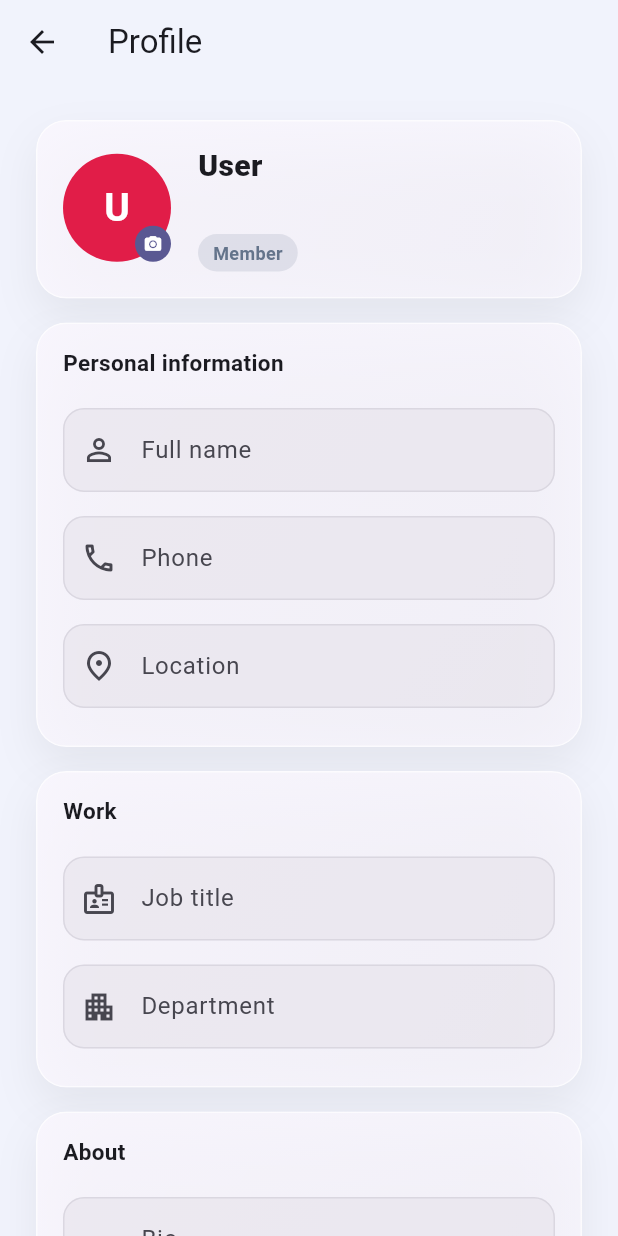
After one commit to revahtechofficial-ship-it/project_management_system, a Flutter app: the ProfilePage screen opened by its route, on a phone screen of 412 x 824 dp. The commit adds this screen. Run offline on Flutter 3.47's test engine with Material 3 defaults, Android fonts, the phone set to English and light mode, and no system bars; our stand-ins replace audioplayers, dio, emoji_picker_flutter, file_picker, firebase_core, fl_chart and 7 more; missing offline and left inert: dart:js_interop, livekit_client, record; accounts and stored records are empty; statements that could not run were skipped.

Commit message:
Add full profile page with persisted personal/work details
Replace the name-only Edit dialog with a dedicated /profile page: editable
full name, phone, location, job title, department and bio, plus avatar
upload and change-password access. Persist the new fields on the users table
(migration 00021) and return them from login, /me and the profile endpoints
so the data is available across the app.

```diff
--- a/frontend/lib/core/routing/app_router.dart
+++ b/frontend/lib/core/routing/app_router.dart
@@ -11,6 +11,7 @@ import '../../features/chat/chat_page.dart';
 import '../../features/dashboard/dashboard_page.dart';
 import '../../features/landing/landing_page.dart';
 import '../../features/notifications/notifications_page.dart';
+import '../../features/profile/profile_page.dart';
 import '../../features/projects/projects_page.dart';
 import '../../features/reports/reports_page.dart';
 import '../../features/settings/settings_page.dart';
@@ -80,6 +81,7 @@ final Provider<GoRouter> goRouterProvider = Provider<GoRouter>((ref) {
         builder: (c, s) =>
             LoginPage(notice: s.uri.queryParameters['notice']),
       ),
+      GoRoute(path: '/profile', builder: (c, s) => const ProfilePage()),
       GoRoute(path: '/signup', builder: (c, s) => const SignupPage()),
       GoRoute(
         path: '/verify-otp',
--- a/frontend/lib/core/services/auth_service.dart
+++ b/frontend/lib/core/services/auth_service.dart
@@ -114,13 +114,27 @@ class AuthService {
         <String, dynamic>{'email': email, 'purpose': purpose});
   }
 
-  /// Updates the signed-in user's display name and re-persists it.
-  Future<AuthUser> updateProfile({required String fullName}) async {
+  /// Saves the signed-in user's editable profile fields and re-persists it.
+  Future<AuthUser> updateProfile({
+    required String fullName,
+    String phone = '',
+    String jobTitle = '',
+    String department = '',
+    String location = '',
+    String bio = '',
+  }) async {
     final String token = await _token();
     final Map<String, dynamic> data = await _send(
       'PATCH',
       '/api/v1/profile',
-      <String, dynamic>{'full_name': fullName},
+      <String, dynamic>{
+        'full_name': fullName,
+        'phone': phone,
+        'job_title': jobTitle,
+        'department': department,
+        'location': location,
+        'bio': bio,
+      },
       token,
     );
     final AuthUser user = AuthUser.fromJson(data);
--- a/frontend/lib/data/models/auth_user.dart
+++ b/frontend/lib/data/models/auth_user.dart
@@ -9,6 +9,11 @@ class AuthUser {
   final String name;
   final MemberRole role;
   final String? avatarUrl;
+  final String phone;
+  final String jobTitle;
+  final String department;
+  final String location;
+  final String bio;
 
   const AuthUser({
     required this.id,
@@ -16,6 +21,11 @@ class AuthUser {
     this.name = '',
     this.role = MemberRole.member,
     this.avatarUrl,
+    this.phone = '',
+    this.jobTitle = '',
+    this.department = '',
+    this.location = '',
+    this.bio = '',
   });
 
   /// Whether this user may perform admin-only actions.
@@ -27,6 +37,11 @@ class AuthUser {
         name: json['name'] as String? ?? '',
         role: MemberRole.fromJson(json['role'] as String? ?? 'member'),
         avatarUrl: json['avatar_url'] as String?,
+        phone: json['phone'] as String? ?? '',
+        jobTitle: json['job_title'] as String? ?? '',
+        department: json['department'] as String? ?? '',
+        location: json['location'] as String? ?? '',
+        bio: json['bio'] as String? ?? '',
       );
 
   Map<String, dynamic> toJson() => <String, dynamic>{
@@ -35,6 +50,11 @@ class AuthUser {
         'name': name,
         'role': role.toJson(),
         'avatar_url': avatarUrl,
+        'phone': phone,
+        'job_title': jobTitle,
+        'department': department,
+        'location': location,
+        'bio': bio,
       };
 
   @override
@@ -49,8 +69,14 @@ class AuthUser {
           other.email == email &&
           other.name == name &&
           other.role == role &&
-          other.avatarUrl == avatarUrl;
+          other.avatarUrl == avatarUrl &&
+          other.phone == phone &&
+          other.jobTitle == jobTitle &&
+          other.department == department &&
+          other.location == location &&
+          other.bio == bio;
 
   @override
-  int get hashCode => Object.hash(id, email, name, role, avatarUrl);
+  int get hashCode => Object.hash(id, email, name, role, avatarUrl, phone,
+      jobTitle, department, location, bio);
 }
--- /dev/null
+++ b/frontend/lib/features/profile/profile_page.dart
@@ -0,0 +1,356 @@
+import 'package:file_picker/file_picker.dart';
+import 'package:flutter/material.dart';
+import 'package:flutter_riverpod/flutter_riverpod.dart';
+import 'package:go_router/go_router.dart';
+
+import '../../core/widgets/avatar_crop_dialog.dart';
+import '../../core/widgets/dashboard_card.dart';
+import '../../core/widgets/user_avatar.dart';
+import '../../data/enums/member_role.dart';
+import '../../data/models/auth_user.dart';
+import '../../providers/auth_provider.dart';
+import '../settings/widgets/change_password_dialog.dart';
+
+/// A full profile editor: avatar, identity, contact and work details, persisted
+/// to the backend so they are available across the app (AGENTS.md §1).
+class ProfilePage extends ConsumerStatefulWidget {
+  const ProfilePage({super.key});
+
+  @override
+  ConsumerState<ProfilePage> createState() => _ProfilePageState();
+}
+
+class _ProfilePageState extends ConsumerState<ProfilePage> {
+  final GlobalKey<FormState> _formKey = GlobalKey<FormState>();
+  late final TextEditingController _name;
+  late final TextEditingController _phone;
+  late final TextEditingController _jobTitle;
+  late final TextEditingController _department;
+  late final TextEditingController _location;
+  late final TextEditingController _bio;
+  bool _saving = false;
+  String? _error;
+
+  @override
+  void initState() {
+    super.initState();
+    final AuthUser? u = ref.read(authControllerProvider).asData?.value.user;
+    _name = TextEditingController(text: u?.name ?? '');
+    _phone = TextEditingController(text: u?.phone ?? '');
+    _jobTitle = TextEditingController(text: u?.jobTitle ?? '');
+    _department = TextEditingController(text: u?.department ?? '');
+    _location = TextEditingController(text: u?.location ?? '');
+    _bio = TextEditingController(text: u?.bio ?? '');
+  }
+
+  @override
+  void dispose() {
+    _name.dispose();
+    _phone.dispose();
+    _jobTitle.dispose();
+    _department.dispose();
+    _location.dispose();
+    _bio.dispose();
+    super.dispose();
+  }
+
+  Future<void> _save() async {
+    if (!_formKey.currentState!.validate()) {
+      return;
+    }
+    setState(() {
+      _saving = true;
+      _error = null;
+    });
+    try {
+      await ref.read(authControllerProvider.notifier).updateProfile(
+            fullName: _name.text.trim(),
+            phone: _phone.text.trim(),
+            jobTitle: _jobTitle.text.trim(),
+            department: _department.text.trim(),
+            location: _location.text.trim(),
+            bio: _bio.text.trim(),
+          );
+      if (mounted) {
+        ScaffoldMessenger.of(context).showSnackBar(
+          const SnackBar(content: Text('Profile saved')),
+        );
+      }
+    } catch (e) {
+      setState(() => _error = '$e');
+    } finally {
+      if (mounted) {
+        setState(() => _saving = false);
+      }
+    }
+  }
+
+  Future<void> _changePhoto() async {
+    final FilePickerResult? result =
+        await FilePicker.pickFiles(type: FileType.image, withData: true);
+    final bytes = result?.files.first.bytes;
+    if (result == null || bytes == null || !mounted) {
+      return;
+    }
+    final cropped = await cropAvatar(context, bytes);
+    if (cropped == null || !mounted) {
+      return;
+    }
+    try {
+      await ref
+          .read(authControllerProvider.notifier)
+          .updateAvatar(cropped, 'avatar.png');
+      if (mounted) {
+        ScaffoldMessenger.of(context).showSnackBar(
+          const SnackBar(content: Text('Photo updated')),
+        );
+      }
+    } catch (e) {
+      if (mounted) {
+        ScaffoldMessenger.of(context).showSnackBar(
+          SnackBar(content: Text('Upload failed: $e')),
+        );
+      }
+    }
+  }
+
+  Future<void> _changePassword() async {
+    final bool? ok = await showDialog<bool>(
+      context: context,
+      builder: (BuildContext context) => const ChangePasswordDialog(),
+    );
+    if ((ok ?? false) && mounted) {
+      ScaffoldMessenger.of(context).showSnackBar(
+        const SnackBar(content: Text('Password updated successfully')),
+      );
+    }
+  }
+
+  @override
+  Widget build(BuildContext context) {
+    final AuthUser? user = ref.watch(authControllerProvider).asData?.value.user;
+    final ColorScheme scheme = Theme.of(context).colorScheme;
+    return Scaffold(
+      appBar: AppBar(
+        title: const Text('Profile'),
+        leading: BackButton(
+          onPressed: () =>
+              context.canPop() ? context.pop() : context.go('/settings'),
+        ),
+      ),
+      body: Align(
+        alignment: Alignment.topCenter,
+        child: ConstrainedBox(
+          constraints: const BoxConstraints(maxWidth: 720),
+          child: Form(
+            key: _formKey,
+            child: ListView(
+              padding: const EdgeInsets.all(24),
+              children: <Widget>[
+                _HeaderCard(user: user, onChangePhoto: _changePhoto),
+                const SizedBox(height: 16),
+                DashboardCard(
+                  title: 'Personal information',
+                  child: Column(
+                    children: <Widget>[
+                      _ProfileField(
+                        controller: _name,
+                        label: 'Full name',
+                        icon: Icons.person_outline,
+                        validator: (String? v) =>
+                            (v == null || v.trim().isEmpty)
+                                ? 'Name is required'
+                                : null,
+                      ),
+                      _ProfileField(
+                        controller: _phone,
+                        label: 'Phone',
+                        icon: Icons.phone_outlined,
+                        keyboardType: TextInputType.phone,
+                      ),
+                      _ProfileField(
+                        controller: _location,
+                        label: 'Location',
+                        icon: Icons.place_outlined,
+                      ),
+                    ],
+                  ),
+                ),
+                const SizedBox(height: 16),
+                DashboardCard(
+                  title: 'Work',
+                  child: Column(
+                    children: <Widget>[
+                      _ProfileField(
+                        controller: _jobTitle,
+                        label: 'Job title',
+                        icon: Icons.badge_outlined,
+                      ),
+                      _ProfileField(
+                        controller: _department,
+                        label: 'Department',
+                        icon: Icons.apartment_outlined,
+                      ),
+                    ],
+                  ),
+                ),
+                const SizedBox(height: 16),
+                DashboardCard(
+                  title: 'About',
+                  child: _ProfileField(
+                    controller: _bio,
+                    label: 'Bio',
+                    icon: Icons.notes_outlined,
+                    maxLines: 4,
+                  ),
+                ),
+                if (_error != null) ...<Widget>[
+                  const SizedBox(height: 12),
+                  Text(_error!, style: TextStyle(color: scheme.error)),
+                ],
+                const SizedBox(height: 20),
+                FilledButton.icon(
+                  onPressed: _saving ? null : _save,
+                  icon: _saving
+                      ? const SizedBox(
+                          width: 18,
+                          height: 18,
+                          child: CircularProgressIndicator(strokeWidth: 2))
+                      : const Icon(Icons.save_outlined, size: 18),
+                  label: Text(_saving ? 'Saving…' : 'Save changes'),
+                  style: FilledButton.styleFrom(
+                    minimumSize: const Size.fromHeight(48),
+                  ),
+                ),
+                const SizedBox(height: 16),
+                DashboardCard(
+                  title: 'Security',
+                  child: ListTile(
+                    contentPadding: EdgeInsets.zero,
+                    leading: Icon(Icons.lock_outline,
+                        color: scheme.onSurfaceVariant),
+                    title: const Text('Change password'),
+                    subtitle: const Text('Update your account password'),
+                    trailing: Icon(Icons.chevron_right,
+                        color: scheme.onSurfaceVariant),
+                    onTap: _changePassword,
+                  ),
+                ),
+              ],
+            ),
+          ),
+        ),
+      ),
+    );
+  }
+}
+
+/// The identity header: avatar (tap to change), name, email and role chip.
+class _HeaderCard extends StatelessWidget {
+  const _HeaderCard({required this.user, required this.onChangePhoto});
+
+  final AuthUser? user;
+  final VoidCallback onChangePhoto;
+
+  @override
+  Widget build(BuildContext context) {
+    final ColorScheme scheme = Theme.of(context).colorScheme;
+    final String name = user?.name ?? 'User';
+    final MemberRole role = user?.role ?? MemberRole.member;
+    return DashboardCard(
+      child: Row(
+        children: <Widget>[
+          InkWell(
+            onTap: onChangePhoto,
+            borderRadius: BorderRadius.circular(36),
+            child: Stack(
+              children: <Widget>[
+                UserAvatar(name: name, radius: 36, imageUrl: user?.avatarUrl),
+                Positioned(
+                  right: 0,
+                  bottom: 0,
+                  child: CircleAvatar(
+                    radius: 12,
+                    backgroundColor: scheme.primary,
+                    child: const Icon(Icons.camera_alt,
+                        size: 13, color: Colors.white),
+                  ),
+                ),
+              ],
+            ),
+          ),
+          const SizedBox(width: 18),
+          Expanded(
+            child: Column(
+              crossAxisAlignment: CrossAxisAlignment.start,
+              children: <Widget>[
+                Text(name,
+                    maxLines: 1,
+                    overflow: TextOverflow.ellipsis,
+                    style: const TextStyle(
+                        fontSize: 20, fontWeight: FontWeight.w800)),
+                const SizedBox(height: 2),
+                Text(user?.email ?? '',
+                    maxLines: 1,
+                    overflow: TextOverflow.ellipsis,
+                    style: TextStyle(color: scheme.onSurfaceVariant)),
+                const SizedBox(height: 8),
+                Container(
+                  padding:
+                      const EdgeInsets.symmetric(horizontal: 10, vertical: 4),
+                  decoration: BoxDecoration(
+                    color: role.color.withValues(alpha: 0.15),
+                    borderRadius: BorderRadius.circular(20),
+                  ),
+                  child: Text(role.label,
+                      style: TextStyle(
+                          color: role.color,
+                          fontWeight: FontWeight.w600,
+                          fontSize: 12)),
+                ),
+              ],
+            ),
+          ),
+        ],
+      ),
+    );
+  }
+}
+
+/// A single labelled text field used throughout the profile form.
+class _ProfileField extends StatelessWidget {
+  const _ProfileField({
+    required this.controller,
+    required this.label,
+    required this.icon,
+    this.keyboardType,
+    this.maxLines = 1,
+    this.validator,
+  });
+
+  final TextEditingController controller;
+  final String label;
+  final IconData icon;
+  final TextInputType? keyboardType;
+  final int maxLines;
+  final String? Function(String?)? validator;
+
+  @override
+  Widget build(BuildContext context) {
+    return Padding(
+      padding: const EdgeInsets.symmetric(vertical: 8),
+      child: TextFormField(
+        controller: controller,
+        keyboardType: keyboardType,
+        maxLines: maxLines,
+        validator: validator,
+        decoration: InputDecoration(
+          labelText: label,
+          prefixIcon: Icon(icon),
+          alignLabelWithHint: maxLines > 1,
+          border: const OutlineInputBorder(),
+        ),
+      ),
+    );
+  }
+}
--- a/frontend/lib/providers/auth_provider.dart
+++ b/frontend/lib/providers/auth_provider.dart
@@ -44,11 +44,24 @@ class AuthController extends AsyncNotifier<AuthState> {
     state = const AsyncData<AuthState>(AuthState.signedOut());
   }
 
-  /// Updates the display name and refreshes the in-memory session.
-  Future<void> updateProfile({required String fullName}) async {
-    final AuthUser user = await ref
-        .read(authServiceProvider)
-        .updateProfile(fullName: fullName);
+  /// Saves the editable profile fields and refreshes the in-memory session.
+  Future<void> updateProfile({
+    required String fullName,
+    String phone = '',
+    String jobTitle = '',
+    String department = '',
+    String location = '',
+    String bio = '',
+  }) async {
+    final AuthUser user =
+        await ref.read(authServiceProvider).updateProfile(
+              fullName: fullName,
+              phone: phone,
+              jobTitle: jobTitle,
+              department: department,
+              location: location,
+              bio: bio,
+            );
     final AuthSession? current = state.asData?.value.session;
     if (current != null) {
       state = AsyncData<AuthState>(AuthState(
```
Also changed, not shown: frontend/lib/features/settings/settings_page.dart (+2 -14 lines), frontend/lib/features/settings/widgets/edit_profile_dialog.dart (deleted, +0 -97 lines), 7 other files.
